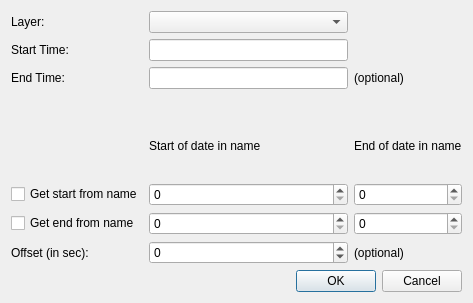
Old version of the form addRasterLayer.ui in the repository anitagraser/TimeManager.
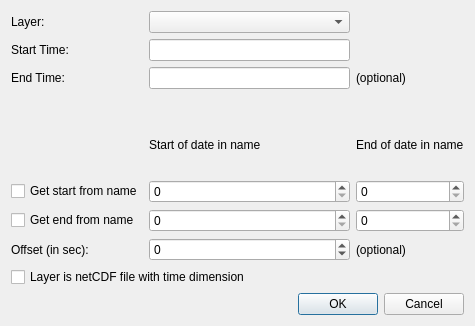
New version of the form.

Commit message: #57 Can export animation from raster layer that uses netcdf with time dimension

Patch:
```diff
--- a/addRasterLayer.ui
+++ b/addRasterLayer.ui
@@ -6,8 +6,8 @@
    <rect>
     <x>0</x>
     <y>0</y>
-    <width>473</width>
-    <height>303</height>
+    <width>475</width>
+    <height>326</height>
    </rect>
   </property>
   <property name="windowTitle">
@@ -132,6 +132,13 @@
      </item>
     </layout>
    </item>
+   <item>
+    <widget class="QCheckBox" name="isCDF">
+     <property name="text">
+      <string>Layer is netCDF file with time dimension</string>
+     </property>
+    </widget>
+   </item>
    <item>
     <widget class="QDialogButtonBox" name="buttonBox">
      <property name="orientation">
```
The commit also changes 9 other files.
